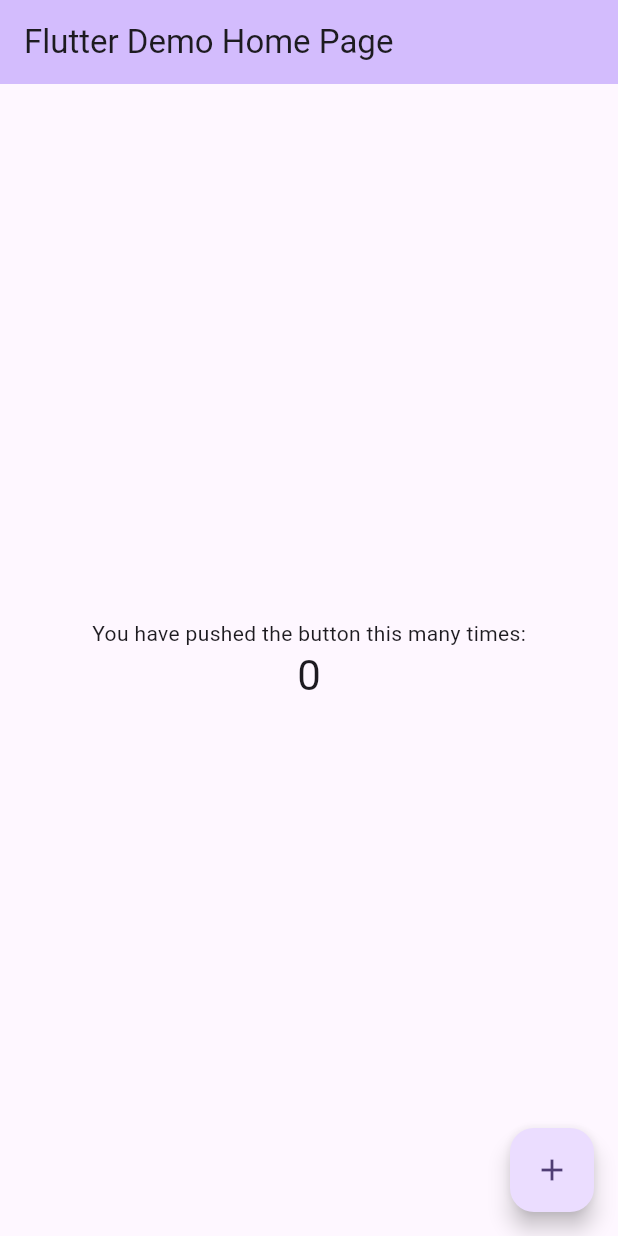
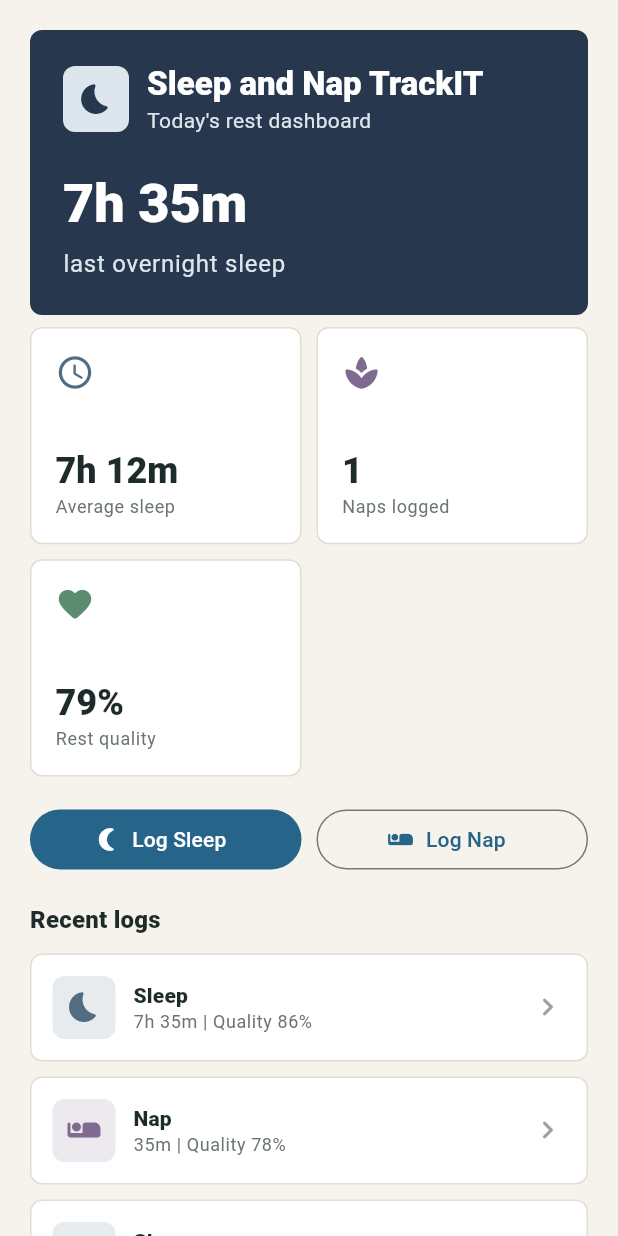
Before and after one commit to andreswooshik/Sleep-and-Nap-TrackIT, a Flutter app: the screen it shows after launch, on a phone screen of 412 x 824 dp. Run offline on Flutter 3.47's test engine with Material 3 defaults, Android fonts, the phone set to English and light mode, and no system bars; our stand-ins replace get_it.

Commit message:
Build Sleep TrackIT dashboard UI

```diff
--- a/sleep_and_nap_trackit/lib/main.dart
+++ b/sleep_and_nap_trackit/lib/main.dart
@@ -1,122 +1,36 @@
 import 'package:flutter/material.dart';
 
+import 'core/locator.dart';
+import 'views/home_view.dart';
+
 void main() {
-  runApp(const MyApp());
+  setupLocator();
+  runApp(const SleepTrackItApp());
 }
 
-class MyApp extends StatelessWidget {
-  const MyApp({super.key});
+class SleepTrackItApp extends StatelessWidget {
+  const SleepTrackItApp({super.key});
 
-  // This widget is the root of your application.
   @override
   Widget build(BuildContext context) {
+    const seed = Color(0xFF526D82);
+
     return MaterialApp(
-      title: 'Flutter Demo',
+      debugShowCheckedModeBanner: false,
+      title: 'Sleep and Nap TrackIT',
       theme: ThemeData(
-        // This is the theme of your application.
-        //
-        // TRY THIS: Try running your application with "flutter run". You'll see
-        // the application has a purple toolbar. Then, without quitting the app,
-        // try changing the seedColor in the colorScheme below to Colors.green
-        // and then invoke "hot reload" (save your changes or press the "hot
-        // reload" button in a Flutter-supported IDE, or press "r" if you used
-        // the command line to start the app).
-        //
-        // Notice that the counter didn't reset back to zero; the application
-        // state is not lost during the reload. To reset the state, use hot
-        // restart instead.
-        //
-        // This works for code too, not just values: Most code changes can be
-        // tested with just a hot reload.
-        colorScheme: .fromSeed(seedColor: Colors.deepPurple),
+        colorScheme: ColorScheme.fromSeed(
+          seedColor: seed,
+          brightness: Brightness.light,
+        ),
+        scaffoldBackgroundColor: const Color(0xFFF6F3EC),
+        useMaterial3: true,
+        textTheme: Theme.of(context).textTheme.apply(
+          bodyColor: const Color(0xFF1D2B2A),
+          displayColor: const Color(0xFF1D2B2A),
+        ),
       ),
-      home: const MyHomePage(title: 'Flutter Demo Home Page'),
+      home: const HomeView(),
     );
   }
 }
-
-class MyHomePage extends StatefulWidget {
-  const MyHomePage({super.key, required this.title});
-
-  // This widget is the home page of your application. It is stateful, meaning
-  // that it has a State object (defined below) that contains fields that affect
-  // how it looks.
-
-  // This class is the configuration for the state. It holds the values (in this
-  // case the title) provided by the parent (in this case the App widget) and
-  // used by the build method of the State. Fields in a Widget subclass are
-  // always marked "final".
-
-  final String title;
-
-  @override
-  State<MyHomePage> createState() => _MyHomePageState();
-}
-
-class _MyHomePageState extends State<MyHomePage> {
-  int _counter = 0;
-
-  void _incrementCounter() {
-    setState(() {
-      // This call to setState tells the Flutter framework that something has
-      // changed in this State, which causes it to rerun the build method below
-      // so that the display can reflect the updated values. If we changed
-      // _counter without calling setState(), then the build method would not be
-      // called again, and so nothing would appear to happen.
-      _counter++;
-    });
-  }
-
-  @override
-  Widget build(BuildContext context) {
-    // This method is rerun every time setState is called, for instance as done
-    // by the _incrementCounter method above.
-    //
-    // The Flutter framework has been optimized to make rerunning build methods
-    // fast, so that you can just rebuild anything that needs updating rather
-    // than having to individually change instances of widgets.
-    return Scaffold(
-      appBar: AppBar(
-        // TRY THIS: Try changing the color here to a specific color (to
-        // Colors.amber, perhaps?) and trigger a hot reload to see the AppBar
-        // change color while the other colors stay the same.
-        backgroundColor: Theme.of(context).colorScheme.inversePrimary,
-        // Here we take the value from the MyHomePage object that was created by
-        // the App.build method, and use it to set our appbar title.
-        title: Text(widget.title),
-      ),
-      body: Center(
-        // Center is a layout widget. It takes a single child and positions it
-        // in the middle of the parent.
-        child: Column(
-          // Column is also a layout widget. It takes a list of children and
-          // arranges them vertically. By default, it sizes itself to fit its
-          // children horizontally, and tries to be as tall as its parent.
-          //
-          // Column has various properties to control how it sizes itself and
-          // how it positions its children. Here we use mainAxisAlignment to
-          // center the children vertically; the main axis here is the vertical
-          // axis because Columns are vertical (the cross axis would be
-          // horizontal).
-          //
-          // TRY THIS: Invoke "debug painting" (choose the "Toggle Debug Paint"
-          // action in the IDE, or press "p" in the console), to see the
-          // wireframe for each widget.
-          mainAxisAlignment: .center,
-          children: [
-            const Text('You have pushed the button this many times:'),
-            Text(
-              '$_counter',
-              style: Theme.of(context).textTheme.headlineMedium,
-            ),
-          ],
-        ),
-      ),
-      floatingActionButton: FloatingActionButton(
-        onPressed: _incrementCounter,
-        tooltip: 'Increment',
-        child: const Icon(Icons.add),
-      ),
-    );
-  }
-}
--- a/sleep_and_nap_trackit/lib/models/sleep_log.dart
+++ b/sleep_and_nap_trackit/lib/models/sleep_log.dart
@@ -0,0 +1,19 @@
+enum SleepLogType { sleep, nap }
+
+class SleepLog {
+  const SleepLog({
+    required this.type,
+    required this.startedAt,
+    required this.endedAt,
+    required this.quality,
+  });
+
+  final SleepLogType type;
+  final DateTime startedAt;
+  final DateTime endedAt;
+  final int quality;
+
+  Duration get duration => endedAt.difference(startedAt);
+
+  String get label => type == SleepLogType.sleep ? 'Sleep' : 'Nap';
+}
--- a/sleep_and_nap_trackit/lib/services/sleep_service.dart
+++ b/sleep_and_nap_trackit/lib/services/sleep_service.dart
@@ -0,0 +1,34 @@
+import '../models/sleep_log.dart';
+
+abstract class SleepService {
+  Future<List<SleepLog>> getSleepLogs();
+}
+
+class MockSleepService implements SleepService {
+  @override
+  Future<List<SleepLog>> getSleepLogs() async {
+    await Future<void>.delayed(const Duration(milliseconds: 350));
+
+    final now = DateTime.now();
+    return [
+      SleepLog(
+        type: SleepLogType.sleep,
+        startedAt: DateTime(now.year, now.month, now.day - 1, 22, 45),
+        endedAt: DateTime(now.year, now.month, now.day, 6, 20),
+        quality: 86,
+      ),
+      SleepLog(
+        type: SleepLogType.nap,
+        startedAt: DateTime(now.year, now.month, now.day - 1, 14, 10),
+        endedAt: DateTime(now.year, now.month, now.day - 1, 14, 45),
+        quality: 78,
+      ),
+      SleepLog(
+        type: SleepLogType.sleep,
+        startedAt: DateTime(now.year, now.month, now.day - 2, 23, 15),
+        endedAt: DateTime(now.year, now.month, now.day - 1, 6, 5),
+        quality: 74,
+      ),
+    ];
+  }
+}
--- a/sleep_and_nap_trackit/lib/viewmodels/home_viewmodel.dart
+++ b/sleep_and_nap_trackit/lib/viewmodels/home_viewmodel.dart
@@ -1,23 +1,54 @@
 import 'package:flutter/material.dart';
+
 import '../core/locator.dart';
+import '../models/sleep_log.dart';
 import '../services/sleep_service.dart';
 
 class HomeViewModel extends ChangeNotifier {
   final SleepService _sleepService = locator<SleepService>();
 
-  List<String> _logs = [];
-  List<String> get logs => _logs;
+  List<SleepLog> _logs = [];
+  List<SleepLog> get logs => _logs;
 
   bool _isLoading = false;
   bool get isLoading => _isLoading;
 
   Future<void> fetchLogs() async {
     _isLoading = true;
-    notifyListeners(); // Tell the UI to rebuild (show loading spinner)
+    notifyListeners();
 
     _logs = await _sleepService.getSleepLogs();
 
     _isLoading = false;
-    notifyListeners(); // Tell the UI to rebuild (show data)
+    notifyListeners();
+  }
+
+  SleepLog? get latestSleep {
+    final sleepLogs = _logs.where((log) => log.type == SleepLogType.sleep);
+    return sleepLogs.isEmpty ? null : sleepLogs.first;
+  }
+
+  Duration get averageSleepDuration {
+    final sleepLogs = _logs.where((log) => log.type == SleepLogType.sleep);
+    if (sleepLogs.isEmpty) {
+      return Duration.zero;
+    }
+
+    final totalMinutes = sleepLogs.fold<int>(
+      0,
+      (total, log) => total + log.duration.inMinutes,
+    );
+    return Duration(minutes: totalMinutes ~/ sleepLogs.length);
+  }
+
+  int get napCount => _logs.where((log) => log.type == SleepLogType.nap).length;
+
+  int get averageQuality {
+    if (_logs.isEmpty) {
+      return 0;
+    }
+
+    final total = _logs.fold<int>(0, (sum, log) => sum + log.quality);
+    return (total / _logs.length).round();
   }
 }
--- a/sleep_and_nap_trackit/lib/views/home_view.dart
+++ b/sleep_and_nap_trackit/lib/views/home_view.dart
@@ -0,0 +1,379 @@
+import 'package:flutter/material.dart';
+import 'package:provider/provider.dart';
+
+import '../models/sleep_log.dart';
+import '../viewmodels/home_viewmodel.dart';
+
+class HomeView extends StatelessWidget {
+  const HomeView({super.key});
+
+  @override
+  Widget build(BuildContext context) {
+    return ChangeNotifierProvider(
+      create: (_) => HomeViewModel()..fetchLogs(),
+      child: const _HomeContent(),
+    );
+  }
+}
+
+class _HomeContent extends StatelessWidget {
+  const _HomeContent();
+
+  @override
+  Widget build(BuildContext context) {
+    final viewModel = context.watch<HomeViewModel>();
+
+    return Scaffold(
+      body: SafeArea(
+        child: RefreshIndicator(
+          onRefresh: viewModel.fetchLogs,
+          child: CustomScrollView(
+            physics: const AlwaysScrollableScrollPhysics(),
+            slivers: [
+              SliverPadding(
+                padding: const EdgeInsets.fromLTRB(20, 20, 20, 8),
+                sliver: SliverToBoxAdapter(
+                  child: _Header(latestSleep: viewModel.latestSleep),
+                ),
+              ),
+              SliverPadding(
+                padding: const EdgeInsets.symmetric(horizontal: 20),
+                sliver: SliverToBoxAdapter(
+                  child: _SummaryGrid(viewModel: viewModel),
+                ),
+              ),
+              const SliverPadding(
+                padding: EdgeInsets.fromLTRB(20, 18, 20, 8),
+                sliver: SliverToBoxAdapter(child: _QuickActions()),
+              ),
+              SliverPadding(
+                padding: const EdgeInsets.fromLTRB(20, 10, 20, 28),
+                sliver: SliverToBoxAdapter(
+                  child: _RecentLogs(viewModel: viewModel),
+                ),
+              ),
+            ],
+          ),
+        ),
+      ),
+    );
+  }
+}
+
+class _Header extends StatelessWidget {
+  const _Header({required this.latestSleep});
+
+  final SleepLog? latestSleep;
+
+  @override
+  Widget build(BuildContext context) {
+    final theme = Theme.of(context);
+    final duration = latestSleep == null
+        ? '--'
+        : _formatDuration(latestSleep!.duration);
+
+    return Container(
+      padding: const EdgeInsets.all(22),
+      decoration: BoxDecoration(
+        color: const Color(0xFF27374D),
+        borderRadius: BorderRadius.circular(8),
+      ),
+      child: Column(
+        crossAxisAlignment: CrossAxisAlignment.start,
+        children: [
+          Row(
+            children: [
+              Container(
+                height: 44,
+                width: 44,
+                decoration: BoxDecoration(
+                  color: const Color(0xFFDDE6ED),
+                  borderRadius: BorderRadius.circular(8),
+                ),
+                child: const Icon(
+                  Icons.bedtime_rounded,
+                  color: Color(0xFF27374D),
+                ),
+              ),
+              const SizedBox(width: 12),
+              Expanded(
+                child: Column(
+                  crossAxisAlignment: CrossAxisAlignment.start,
+                  children: [
+                    Text(
+                      'Sleep and Nap TrackIT',
+                      style: theme.textTheme.titleLarge?.copyWith(
+                        color: Colors.white,
+                        fontWeight: FontWeight.w800,
+                      ),
+                    ),
+                    Text(
+                      'Today\'s rest dashboard',
+                      style: theme.textTheme.bodyMedium?.copyWith(
+                        color: const Color(0xFFDDE6ED),
+                      ),
+                    ),
+                  ],
+                ),
+              ),
+            ],
+          ),
+          const SizedBox(height: 24),
+          Text(
+            duration,
+            style: theme.textTheme.displaySmall?.copyWith(
+              color: Colors.white,
+              fontWeight: FontWeight.w900,
+            ),
+          ),
+          const SizedBox(height: 6),
+          Text(
+            'last overnight sleep',
+            style: theme.textTheme.bodyLarge?.copyWith(
+              color: const Color(0xFFDDE6ED),
+            ),
+          ),
+        ],
+      ),
+    );
+  }
+}
+
+class _SummaryGrid extends StatelessWidget {
+  const _SummaryGrid({required this.viewModel});
+
+  final HomeViewModel viewModel;
+
+  @override
+  Widget build(BuildContext context) {
+    return LayoutBuilder(
+      builder: (context, constraints) {
+        final isWide = constraints.maxWidth >= 520;
+        return GridView.count(
+          crossAxisCount: isWide ? 3 : 2,
+          childAspectRatio: isWide ? 1.55 : 1.25,
+          crossAxisSpacing: 10,
+          mainAxisSpacing: 10,
+          shrinkWrap: true,
+          physics: const NeverScrollableScrollPhysics(),
+          children: [
+            _MetricCard(
+              icon: Icons.schedule_rounded,
+              label: 'Average sleep',
+              value: _formatDuration(viewModel.averageSleepDuration),
+              color: const Color(0xFF526D82),
+            ),
+            _MetricCard(
+              icon: Icons.spa_rounded,
+              label: 'Naps logged',
+              value: '${viewModel.napCount}',
+              color: const Color(0xFF7E6B8F),
+            ),
+            _MetricCard(
+              icon: Icons.favorite_rounded,
+              label: 'Rest quality',
+              value: '${viewModel.averageQuality}%',
+              color: const Color(0xFF5B8C6F),
+            ),
+          ],
+        );
+      },
+    );
+  }
+}
+
+class _MetricCard extends StatelessWidget {
+  const _MetricCard({
+    required this.icon,
+    required this.label,
+    required this.value,
+    required this.color,
+  });
+
+  final IconData icon;
+  final String label;
+  final String value;
+  final Color color;
+
+  @override
+  Widget build(BuildContext context) {
+    final theme = Theme.of(context);
+
+    return Container(
+      padding: const EdgeInsets.all(16),
+      decoration: BoxDecoration(
+        color: Colors.white,
+        borderRadius: BorderRadius.circular(8),
+        border: Border.all(color: const Color(0xFFE3DED4)),
+      ),
+      child: Column(
+        crossAxisAlignment: CrossAxisAlignment.start,
+        mainAxisAlignment: MainAxisAlignment.spaceBetween,
+        children: [
+          Icon(icon, color: color, size: 26),
+          Column(
+            crossAxisAlignment: CrossAxisAlignment.start,
+            children: [
+              FittedBox(
+                fit: BoxFit.scaleDown,
+                alignment: Alignment.centerLeft,
+                child: Text(
+                  value,
+                  style: theme.textTheme.headlineSmall?.copyWith(
+                    fontWeight: FontWeight.w800,
+                  ),
+                ),
+              ),
+              Text(
+                label,
+                maxLines: 1,
+                overflow: TextOverflow.ellipsis,
+                style: theme.textTheme.bodySmall?.copyWith(
+                  color: const Color(0xFF6A7473),
+                ),
+              ),
+            ],
+          ),
+        ],
+      ),
+    );
+  }
+}
+
+class _QuickActions extends StatelessWidget {
+  const _QuickActions();
+
+  @override
+  Widget build(BuildContext context) {
+    return Row(
+      children: [
+        Expanded(
+          child: FilledButton.icon(
+            onPressed: () {},
+            icon: const Icon(Icons.nightlight_round),
+            label: const Text('Log Sleep'),
+          ),
+        ),
+        const SizedBox(width: 10),
+        Expanded(
+          child: OutlinedButton.icon(
+            onPressed: () {},
+            icon: const Icon(Icons.airline_seat_individual_suite_rounded),
+            label: const Text('Log Nap'),
+          ),
+        ),
+      ],
+    );
+  }
+}
+
+class _RecentLogs extends StatelessWidget {
+  const _RecentLogs({required this.viewModel});
+
+  final HomeViewModel viewModel;
+
+  @override
+  Widget build(BuildContext context) {
+    final theme = Theme.of(context);
+
+    return Column(
+      crossAxisAlignment: CrossAxisAlignment.start,
+      children: [
+        Text(
+          'Recent logs',
+          style: theme.textTheme.titleMedium?.copyWith(
+            fontWeight: FontWeight.w800,
+          ),
+        ),
+        const SizedBox(height: 10),
+        if (viewModel.isLoading)
+          const Center(
+            child: Padding(
+              padding: EdgeInsets.all(28),
+              child: CircularProgressIndicator(),
+            ),
+          )
+        else
+          ...viewModel.logs.map((log) => _LogTile(log: log)),
+      ],
+    );
+  }
+}
+
+class _LogTile extends StatelessWidget {
+  const _LogTile({required this.log});
+
+  final SleepLog log;
+
+  @override
+  Widget build(BuildContext context) {
+    final isSleep = log.type == SleepLogType.sleep;
+    final color = isSleep ? const Color(0xFF526D82) : const Color(0xFF7E6B8F);
+
+    return Container(
+      margin: const EdgeInsets.only(bottom: 10),
+      padding: const EdgeInsets.all(14),
+      decoration: BoxDecoration(
+        color: Colors.white,
+        borderRadius: BorderRadius.circular(8),
+        border: Border.all(color: const Color(0xFFE3DED4)),
+      ),
+      child: Row(
+        children: [
+          Container(
+            height: 42,
+            width: 42,
+            decoration: BoxDecoration(
+              color: color.withValues(alpha: 0.14),
+              borderRadius: BorderRadius.circular(8),
+            ),
+            child: Icon(
+              isSleep
+                  ? Icons.bedtime_rounded
+                  : Icons.airline_seat_individual_suite_rounded,
+              color: color,
+            ),
+          ),
+          const SizedBox(width: 12),
+          Expanded(
+            child: Column(
+              crossAxisAlignment: CrossAxisAlignment.start,
+              children: [
+                Text(
+                  log.label,
+                  style: Theme.of(
+                    context,
+                  ).textTheme.titleSmall?.copyWith(fontWeight: FontWeight.w800),
+                ),
+                Text(
+                  '${_formatDuration(log.duration)} | Quality ${log.quality}%',
+                  maxLines: 1,
+                  overflow: TextOverflow.ellipsis,
+                  style: Theme.of(context).textTheme.bodySmall?.copyWith(
+                    color: const Color(0xFF6A7473),
+                  ),
+                ),
+              ],
+            ),
+          ),
+          const Icon(Icons.chevron_right_rounded, color: Color(0xFF9AA3A2)),
+        ],
+      ),
+    );
+  }
+}
+
+String _formatDuration(Duration duration) {
+  if (duration == Duration.zero) {
+    return '--';
+  }
+
+  final hours = duration.inHours;
+  final minutes = duration.inMinutes.remainder(60);
+
+  if (hours == 0) {
+    return '${minutes}m';
+  }
+
+  return '${hours}h ${minutes}m';
+}
```
Also changed, not shown: sleep_and_nap_trackit/lib/core/locator.dart (line endings or trailing spaces), 1 other file.
